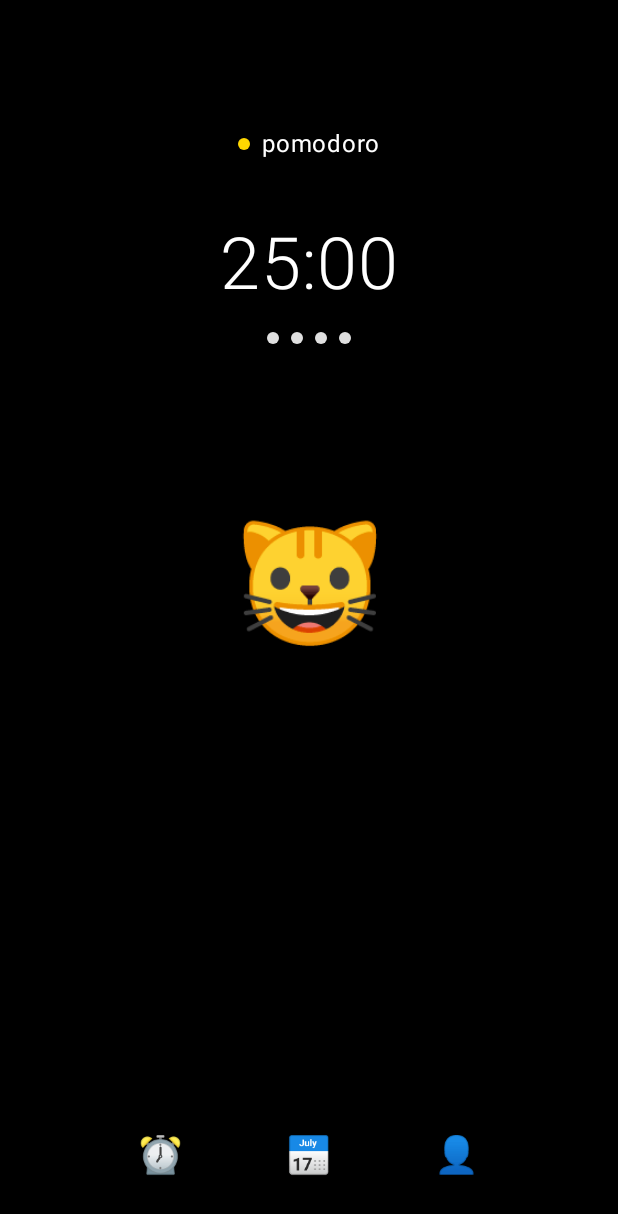
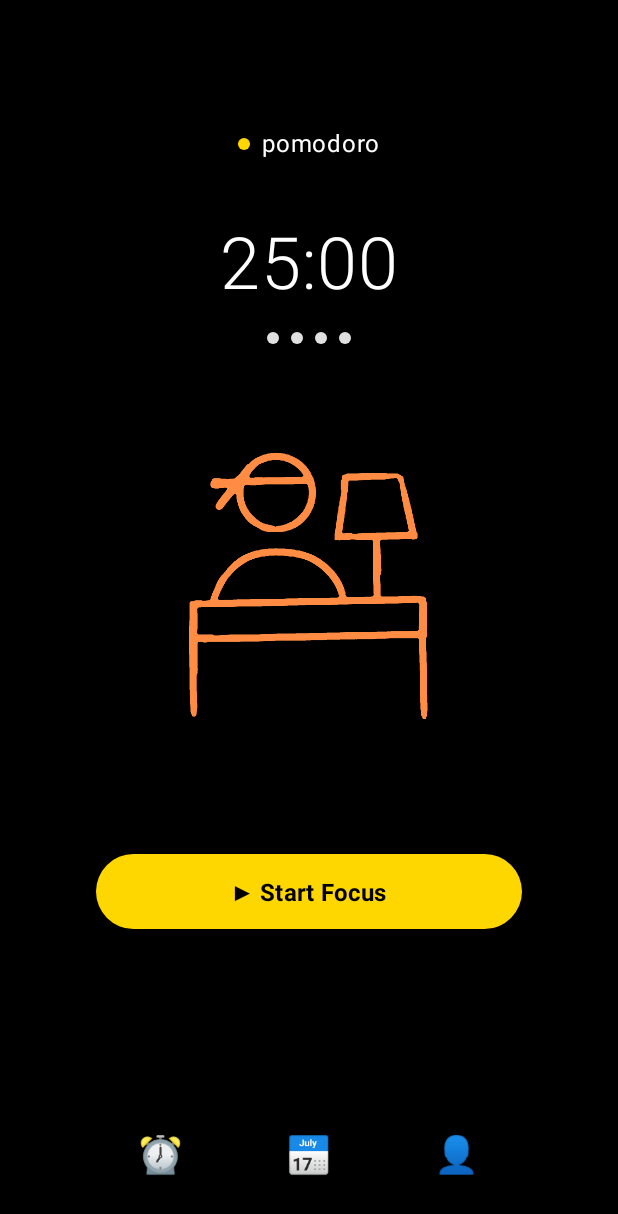
Before and after one commit to mkshaonexe/PVC-Perseverance, an Android app built with Jetpack Compose: the screen it shows after launch (MainActivity), on a phone screen of 412 x 824 dp. Shown: the top 1214 px of the screen. Run offline under Robolectric (Android 15) with nearby library versions, the phone set to English and light mode, and no system bars.

Commit message:
done the home page

```diff
--- a/app/src/main/java/com/perseverance/pvc/ui/screens/PomodoroScreen.kt
+++ b/app/src/main/java/com/perseverance/pvc/ui/screens/PomodoroScreen.kt
@@ -1,20 +1,25 @@
 package com.perseverance.pvc.ui.screens
 
+import androidx.compose.foundation.Image
 import androidx.compose.foundation.background
 import androidx.compose.foundation.layout.*
 import androidx.compose.foundation.shape.CircleShape
+import androidx.compose.foundation.shape.RoundedCornerShape
 import androidx.compose.material3.*
 import androidx.compose.runtime.*
 import androidx.compose.ui.Alignment
 import androidx.compose.ui.Modifier
 import androidx.compose.ui.draw.clip
 import androidx.compose.ui.graphics.Color
+import androidx.compose.ui.graphics.ColorFilter
+import androidx.compose.ui.res.painterResource
 import androidx.compose.ui.text.font.FontWeight
 import androidx.compose.ui.text.style.TextAlign
 import androidx.compose.ui.tooling.preview.Preview
 import androidx.compose.ui.unit.dp
 import androidx.compose.ui.unit.sp
 import androidx.lifecycle.viewmodel.compose.viewModel
+import com.perseverance.pvc.R
 import com.perseverance.pvc.ui.components.VideoBackground
 import com.perseverance.pvc.ui.theme.PerseverancePVCTheme
 import com.perseverance.pvc.ui.viewmodel.PomodoroViewModel
@@ -107,8 +112,33 @@ fun PomodoroScreen(
             // Cat illustration placeholder (simplified version)
             CatIllustration()
 
-            Spacer(modifier = Modifier.height(40.dp))
+            Spacer(modifier = Modifier.height(80.dp))
 
+            // Play/Pause button positioned in the red marked area
+            Button(
+                onClick = {
+                    if (uiState.isPlaying) {
+                        viewModel.pauseTimer()
+                    } else {
+                        viewModel.startTimer()
+                    }
+                },
+                modifier = Modifier
+                    .fillMaxWidth()
+                    .height(50.dp)
+                    .padding(horizontal = 40.dp),
+                shape = RoundedCornerShape(25.dp),
+                colors = ButtonDefaults.buttonColors(
+                    containerColor = Color(0xFFFFD700),
+                    contentColor = Color.Black
+                )
+            ) {
+                Text(
+                    text = if (uiState.isPlaying) "⏸ Pause" else "▶ Start Focus",
+                    fontSize = 16.sp,
+                    fontWeight = FontWeight.Bold
+                )
+            }
 
             Spacer(modifier = Modifier.weight(1f))
 
@@ -141,17 +171,16 @@ fun PomodoroScreen(
 
 @Composable
 fun CatIllustration() {
-    // Simplified cat illustration using basic shapes
+    // Sleep illustration
     Box(
         modifier = Modifier.size(200.dp),
         contentAlignment = Alignment.Center
     ) {
-        // This is a placeholder for the cat illustration
-        // In a real app, you would use a proper illustration or SVG
-        Text(
-            text = "🐱",
-            fontSize = 80.sp,
-            textAlign = TextAlign.Center
+        Image(
+            painter = painterResource(id = R.drawable.sleep_illustration),
+            contentDescription = "Sleep illustration",
+            modifier = Modifier.size(180.dp),
+            colorFilter = ColorFilter.tint(Color(0xFFFF8C42))
         )
     }
 }
```
Also changed, not shown: app/src/main/res/drawable/sleep_illustration.png (added), 1 other file.
